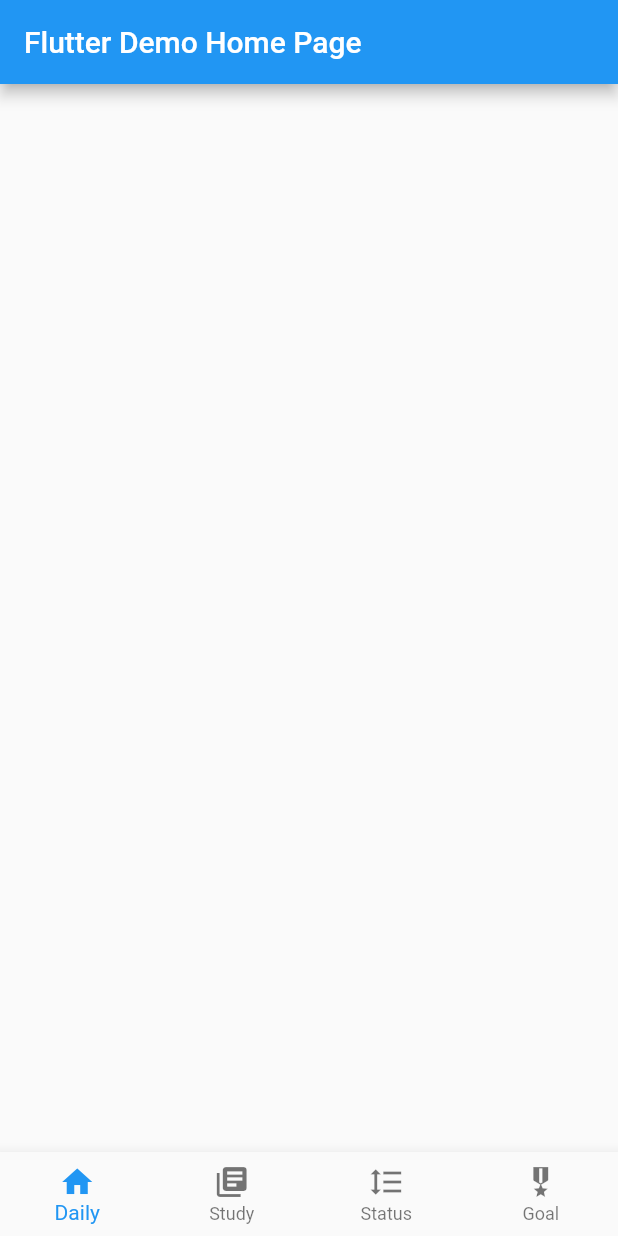
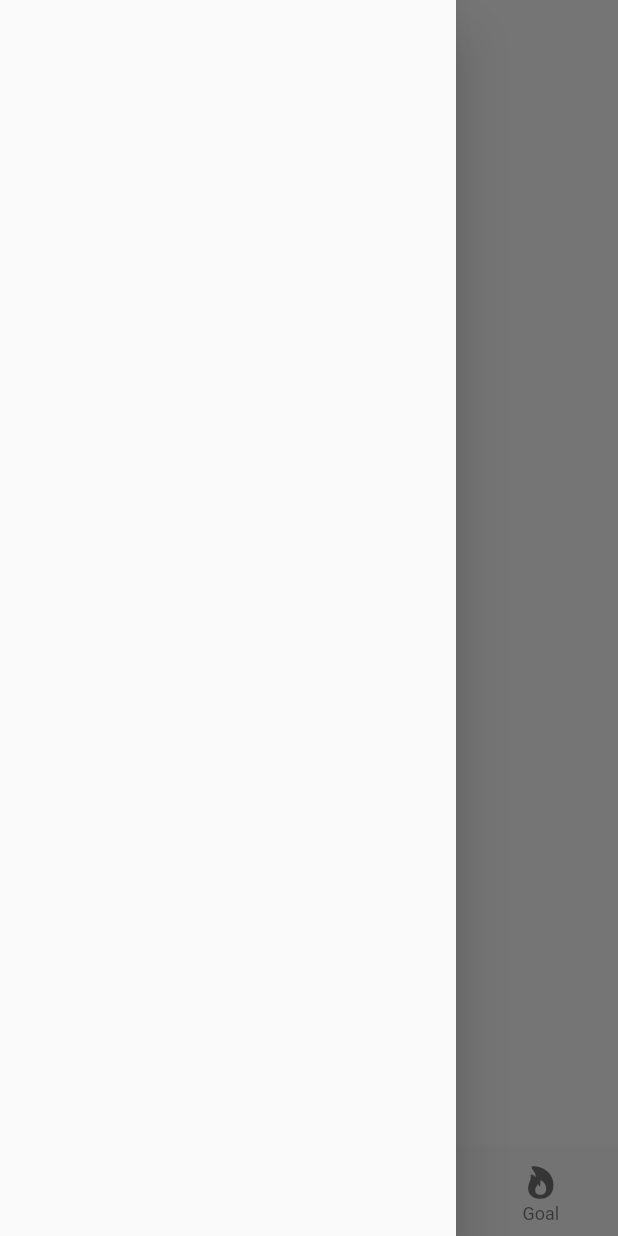
Before and after one commit to kimchungdo/TicQuitar, a Flutter app: the screen it shows after launch, with the side drawer open (before the commit the screen has no drawer), on a phone screen of 412 x 824 dp. Run offline on Flutter 3.47's test engine with Material 2 defaults, Android fonts, the phone set to English and light mode, and no system bars.

Commit message:
initial setting for bottomnavigationBarItem

```diff
--- /dev/null
+++ b/TicQuitar2.0/lib/data/color.dart
@@ -0,0 +1,32 @@
+import 'package:flutter/material.dart';
+
+const Color pastelPurpleColor = Color(0xffa794fa);
+const Color pastelGreenColor = Color(0xff51e29d);
+const Color pastelOrangeColor = Color(0xfffebd9a);
+const Color pastelRedColor = Color(0xfffb8a94);
+const Color pastelPinkColor = Color(0xfffb91d1);
+const Color pastelBlueColor = Color(0xff80d3f4);
+
+const Color darkGreyColor = Color(0xff707070);
+const Color deepGreyColor = Color(0xff9b9b9b);
+const Color greyColor = Color(0xffb4b4b4);
+const Color lightGreyColor = Color(0xffeeeeee);
+
+const Color blackColor = Color(0xff282828);
+
+const MaterialColor primaryOrange = MaterialColor(
+  _orangePrimaryValue,
+  <int, Color>{
+    50: Color(0xfffebd9a),
+    100: Color(0xfffebd9a),
+    200: Color(0xfffebd9a),
+    300: Color(0xfffebd9a),
+    400: Color(0xfffebd9a),
+    500: Color(_orangePrimaryValue),
+    600: Color(0xfffebd9a),
+    700: Color(0xfffebd9a),
+    800: Color(0xfffebd9a),
+    900: Color(0xfffebd9a),
+  },
+);
+const int _orangePrimaryValue = 0xfffebd9a;
--- a/TicQuitar2.0/lib/main.dart
+++ b/TicQuitar2.0/lib/main.dart
@@ -1,4 +1,7 @@
 import 'package:flutter/material.dart';
+import 'package:flutter/cupertino.dart';
+import 'package:tic_quitar_2/data/color.dart';
+import 'package:tic_quitar_2/page/study_page.dart';
 
 void main() {
   runApp(const MyApp());
@@ -12,9 +15,9 @@ class MyApp extends StatelessWidget {
     return MaterialApp(
       title: 'Flutter Demo',
       theme: ThemeData(
-        primarySwatch: Colors.blue,
+        primarySwatch: primaryOrange,
       ),
-      home: const MyHomePage(title: 'Flutter Demo Home Page'),
+      home: const MyHomePage(title: 'HomePage'),
     );
   }
 }
@@ -35,7 +38,7 @@ class _MyHomePageState extends State<MyHomePage> {
     if(currentIndex == 0){
       return Container();
     }else if(currentIndex == 1){
-      return Container();
+      return const StudyPage();
     }else if(currentIndex == 2){
       return Container();
     }else{
@@ -47,15 +50,10 @@ class _MyHomePageState extends State<MyHomePage> {
   Widget build(BuildContext context) {
     return Scaffold(
       appBar: AppBar(
-        title: Text(widget.title),
+        backgroundColor: Colors.white,
+        elevation: 0,
       ),
-      body: Center(
-        child: Column(
-          mainAxisAlignment: MainAxisAlignment.center,
-          children: <Widget>[
-          ],
-        ),
-      ),
+      body: getPage(),backgroundColor: Colors.white,
       bottomNavigationBar: BottomNavigationBar(
           type: BottomNavigationBarType.fixed,
           items: const [
@@ -64,15 +62,15 @@ class _MyHomePageState extends State<MyHomePage> {
                 label: "Daily"
             ),
             BottomNavigationBarItem(
-                icon: Icon(Icons.library_books),
+                icon: Icon(CupertinoIcons.book_fill),
                 label: "Study"
             ),
             BottomNavigationBarItem(
-                icon: Icon(Icons.format_line_spacing),
+                icon: Icon(CupertinoIcons.chart_bar_fill),
                 label: "Status"
             ),
             BottomNavigationBarItem(
-                icon: Icon(Icons.military_tech),
+                icon: Icon(CupertinoIcons.flame_fill),
                 label: "Goal"
             ),
           ],
@@ -83,6 +81,7 @@ class _MyHomePageState extends State<MyHomePage> {
             });
           }
       ),
+      drawer: Drawer(),
     );
   }
 }
```
Also changed, not shown: TicQuitar2.0/lib/components/text.dart (added, +19 -0 lines), TicQuitar2.0/lib/page/study_page.dart (added, +24 -0 lines).
